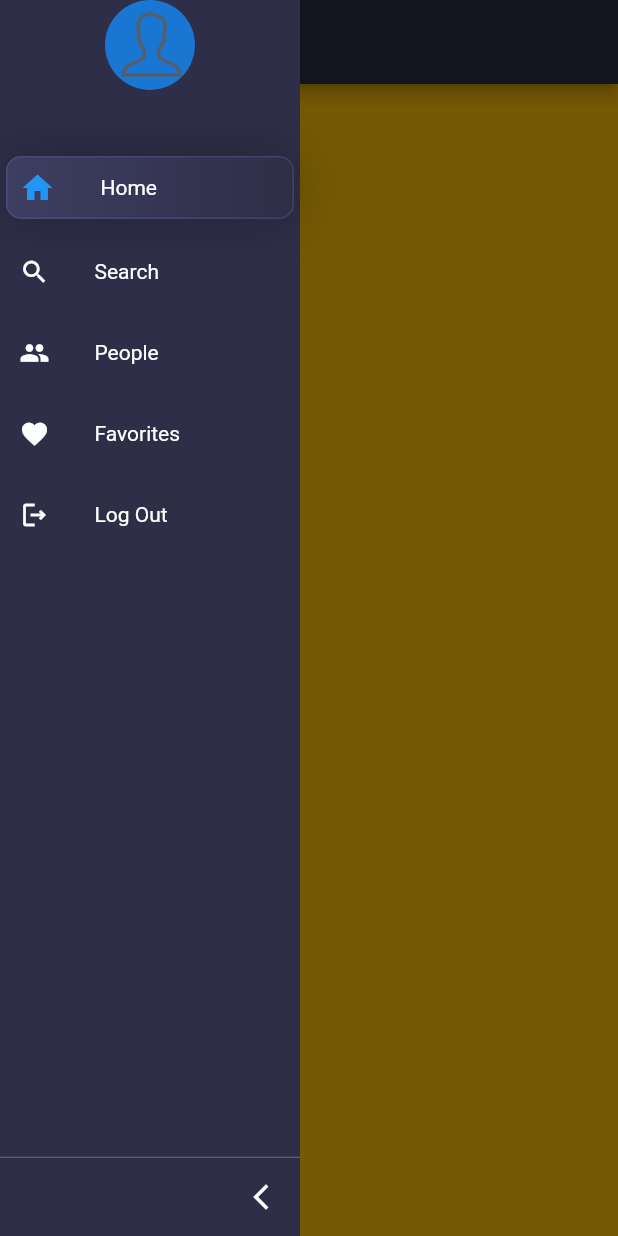
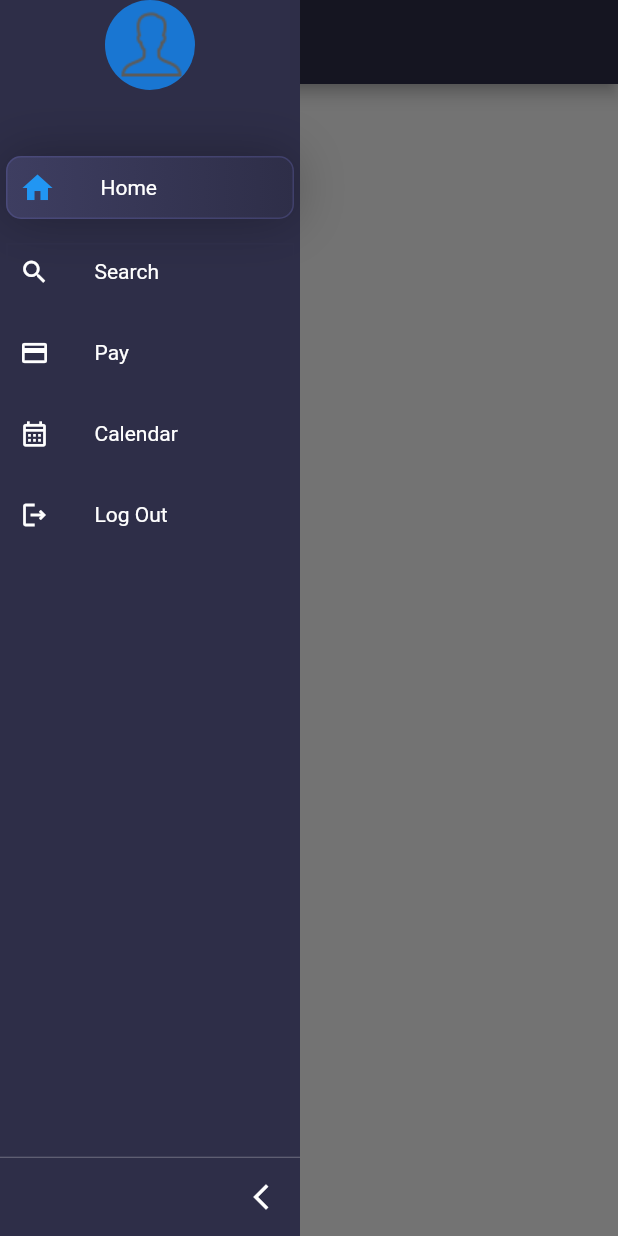
Before and after one commit to Plutonchi/americans_dreams_oshs, a Flutter app: the screen it shows once a user with an empty profile is signed in, after a tap on the "menu" icon, on a phone screen of 412 x 824 dp. Run offline on Flutter 3.47's test engine with Material 2 defaults, Android fonts, the phone set to English and light mode, and no system bars; drawn by our look-alikes of sidebarx; our stand-ins replace animated_splash_screen, firebase_auth, firebase_core, firebase_storage, flutter_multi_formatter, flutter_svg and 5 more; missing offline and left inert: time_planner; accounts and stored records are empty.

Commit message:
pay_method

```diff
--- a/lib/data/main_page.dart
+++ b/lib/data/main_page.dart
@@ -1,10 +1,10 @@
-import 'package:american_dream_osh/presentasion/page/authpage/LogIn.dart';
-import 'package:american_dream_osh/presentasion/page/home_page.dart';
+import 'package:american_dream_osh/presentasion/ui/authpage/LogIn.dart';
+import 'package:american_dream_osh/presentasion/ui/home_page.dart';
 
 import 'package:flutter/material.dart';
 import 'package:firebase_auth/firebase_auth.dart';
 
-import '../presentasion/page/authpage/SignIn.dart';
+import '../presentasion/ui/authpage/SignIn.dart';
 
 class MainPage extends StatelessWidget {
   const MainPage({super.key});
--- a/lib/main.dart
+++ b/lib/main.dart
@@ -1,5 +1,4 @@
-import 'package:american_dream_osh/presentasion/page/home_page.dart';
-import 'package:american_dream_osh/presentasion/page/splash_screen.dart';
+import 'package:american_dream_osh/presentasion/ui/splash_screen.dart';
 import 'package:american_dream_osh/presentasion/provider/google_sign_in.dart';
 import 'package:flutter/material.dart';
 import 'package:firebase_core/firebase_core.dart';
--- a/lib/presentasion/provider/animation_slide_bar.dart
+++ b/lib/presentasion/provider/animation_slide_bar.dart
@@ -1,5 +1,6 @@
 import 'dart:io';
 
+import 'package:american_dream_osh/presentasion/ui/calendar.dart';
 import 'package:firebase_auth/firebase_auth.dart';
 import 'package:firebase_core/firebase_core.dart';
 import 'package:firebase_storage/firebase_storage.dart';
@@ -7,7 +8,8 @@ import 'package:flutter/material.dart';
 import 'package:image_picker/image_picker.dart';
 import 'package:sidebarx/sidebarx.dart';
 
-import '../page/authpage/LogIn.dart';
+import '../ui/authpage/LogIn.dart';
+import '../ui/pay.dart';
 import '../widgets/upload_images.dart';
 import 'color_custom.dart';
 
@@ -59,12 +61,12 @@ class _AnimationSlideBarState extends State<AnimationSlideBar> {
             )
           ],
         ),
-        iconTheme: const IconThemeData(
+        iconTheme: IconThemeData(
           color: Colors.white,
           size: 20,
         ),
       ),
-      extendedTheme: const SidebarXTheme(
+      extendedTheme: SidebarXTheme(
         width: 200,
         decoration: BoxDecoration(
           color: canvasColor,
@@ -84,13 +86,9 @@ class _AnimationSlideBarState extends State<AnimationSlideBar> {
                 ),
                 Expanded(
                   child: Text(
-                    user.phoneNumber.toString(),
+                    user.email.toString(),
                     style: TextStyle(fontSize: 15, color: Colors.white),
                   ),
-                  // Text(
-                  //   user.email.toString(),
-                  //   style: TextStyle(fontSize: 15, color: Colors.white),
-                  // ),
                 ),
               ],
             ),
@@ -109,14 +107,26 @@ class _AnimationSlideBarState extends State<AnimationSlideBar> {
           onTap: () {},
         ),
         SidebarXItem(
-          icon: Icons.people,
-          label: 'People',
-          onTap: () {},
+          icon: Icons.payment,
+          label: 'Pay',
+          onTap: () {
+            Navigator.push(
+              context,
+              MaterialPageRoute(
+                builder: (context) => Pay(),
+              ),
+            );
+          },
         ),
         SidebarXItem(
-          icon: Icons.favorite,
-          label: 'Favorites',
-          onTap: () {},
+          icon: Icons.calendar_month_outlined,
+          label: 'Calendar',
+          onTap: () {
+            Navigator.push(
+              context,
+              MaterialPageRoute(builder: (context) => Calendar()),
+            );
+          },
         ),
         SidebarXItem(
             icon: Icons.logout_outlined,
--- a/lib/presentasion/page/authpage/LogIn.dart
+++ b/lib/presentasion/ui/authpage/LogIn.dart
@@ -1,5 +1,5 @@
 import 'package:american_dream_osh/service/reset_password.dart';
-import 'package:american_dream_osh/presentasion/page/home_page.dart';
+import 'package:american_dream_osh/presentasion/ui/home_page.dart';
 import 'package:firebase_auth/firebase_auth.dart';
 import 'package:flutter/material.dart';
 import 'package:google_fonts/google_fonts.dart';
@@ -34,7 +34,7 @@ class _LogInState extends State<LogIn> {
           child: Container(
             padding: EdgeInsets.symmetric(horizontal: 15),
             child: Column(
-              mainAxisAlignment: MainAxisAlignment.start,
+              mainAxisAlignment: MainAxisAlignment.center,
               children: [
                 SizedBox(
                   height: 60,
--- a/lib/presentasion/page/home_page.dart
+++ b/lib/presentasion/ui/home_page.dart
@@ -23,8 +23,11 @@ class HomePage extends StatelessWidget {
           icon: const Icon(Icons.menu_rounded),
         ),
       ),
-      body: Container(
-        color: Colors.amber,
+      body: SingleChildScrollView(
+        child: Container(
+          color: Colors.white,
+          child: Column(),
+        ),
       ),
     );
   }
--- /dev/null
+++ b/lib/presentasion/ui/pay.dart
@@ -0,0 +1,26 @@
+import 'package:flutter/material.dart';
+
+class Pay extends StatefulWidget {
+  const Pay({super.key});
+
+  @override
+  State<Pay> createState() => _PayState();
+}
+
+class _PayState extends State<Pay> {
+  @override
+  Widget build(BuildContext context) {
+    return Scaffold(
+      appBar: AppBar(
+        elevation: 0,
+        backgroundColor: Colors.transparent,
+        leading: IconButton(
+          icon: Icon(Icons.arrow_back,color: Colors.black,),
+          onPressed: () {
+            Navigator.pop(context);
+          },
+        ),
+      ),
+    );
+  }
+}
--- a/lib/service/otp.dart
+++ b/lib/service/otp.dart
@@ -1,5 +1,5 @@
-import 'package:american_dream_osh/presentasion/page/authpage/phone.dart';
-import 'package:american_dream_osh/presentasion/page/home_page.dart';
+import 'package:american_dream_osh/presentasion/ui/authpage/phone.dart';
+import 'package:american_dream_osh/presentasion/ui/home_page.dart';
 import 'package:firebase_auth/firebase_auth.dart';
 import 'package:flutter/material.dart';
 import 'package:fluttertoast/fluttertoast.dart';
--- a/pubspec.yaml
+++ b/pubspec.yaml
@@ -50,6 +50,7 @@ dependencies:
   pinput: ^2.2.16
   flutter_multi_formatter: ^2.9.11
   country_pickers: ^2.0.0
+  time_planner: ^0.1.1
 
 dev_dependencies:
   flutter_test:
```
Also changed, not shown: lib/presentasion/ui/authpage/SignIn.dart (renamed from lib/presentasion/page/authpage/SignIn.dart, +7 -3 lines), lib/presentasion/ui/authpage/phone.dart (renamed from lib/presentasion/page/authpage/phone.dart, +11 -0 lines), lib/presentasion/ui/calendar.dart (added, +69 -0 lines), lib/service/reset_password.dart (+18 -5 lines), lib/presentasion/ui/adminhome.dart (added), lib/presentasion/ui/splash_screen.dart (renamed from lib/presentasion/page/splash_screen.dart), pubspec.lock.
